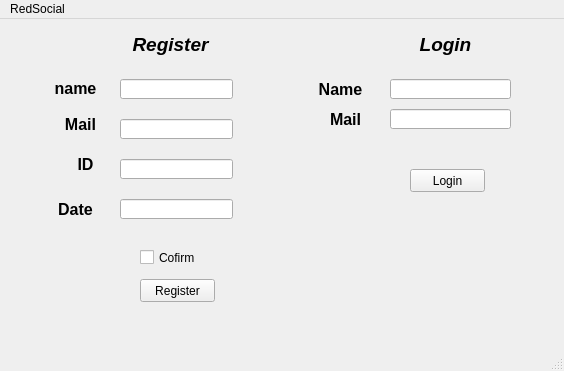
PrenxLibert/Trabajo-Parcial-red-social-3-ciclo, file TF/Red_Social/redsocial.ui: the form before one commit.
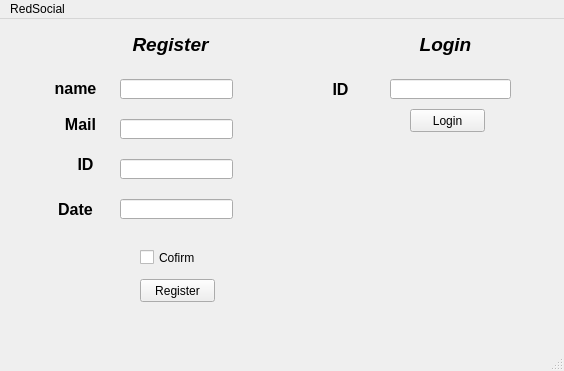
The form after the commit.

```diff
--- a/TF/Red_Social/redsocial.ui
+++ b/TF/Red_Social/redsocial.ui
@@ -168,7 +168,7 @@
      </rect>
     </property>
     <property name="text">
-     <string>&lt;html&gt;&lt;head/&gt;&lt;body&gt;&lt;p align=&quot;center&quot;&gt;&lt;span style=&quot; font-size:12pt; font-weight:600;&quot;&gt;Name&lt;/span&gt;&lt;/p&gt;&lt;/body&gt;&lt;/html&gt;</string>
+     <string>&lt;html&gt;&lt;head/&gt;&lt;body&gt;&lt;p align=&quot;center&quot;&gt;&lt;span style=&quot; font-size:12pt; font-weight:600;&quot;&gt;ID&lt;/span&gt;&lt;/p&gt;&lt;/body&gt;&lt;/html&gt;</string>
     </property>
    </widget>
    <widget class="QLineEdit" name="tbxCname">
@@ -185,7 +185,7 @@
     <property name="geometry">
      <rect>
       <x>410</x>
-      <y>150</y>
+      <y>90</y>
       <width>75</width>
       <height>23</height>
      </rect>
@@ -194,29 +194,6 @@
      <string>Login</string>
     </property>
    </widget>
-   <widget class="QLabel" name="label_3">
-    <property name="geometry">
-     <rect>
-      <x>330</x>
-      <y>90</y>
-      <width>41</width>
-      <height>21</height>
-     </rect>
-    </property>
-    <property name="text">
-     <string>&lt;html&gt;&lt;head/&gt;&lt;body&gt;&lt;p&gt;&lt;span style=&quot; font-size:12pt; font-weight:600;&quot;&gt;Mail&lt;/span&gt;&lt;/p&gt;&lt;/body&gt;&lt;/html&gt;</string>
-    </property>
-   </widget>
-   <widget class="QLineEdit" name="tbxCMail">
-    <property name="geometry">
-     <rect>
-      <x>390</x>
-      <y>90</y>
-      <width>121</width>
-      <height>20</height>
-     </rect>
-    </property>
-   </widget>
   </widget>
   <widget class="QMenuBar" name="menubar">
    <property name="geometry">
```
Left out of the diff: 2 changed lines with no effect on the pictures.
